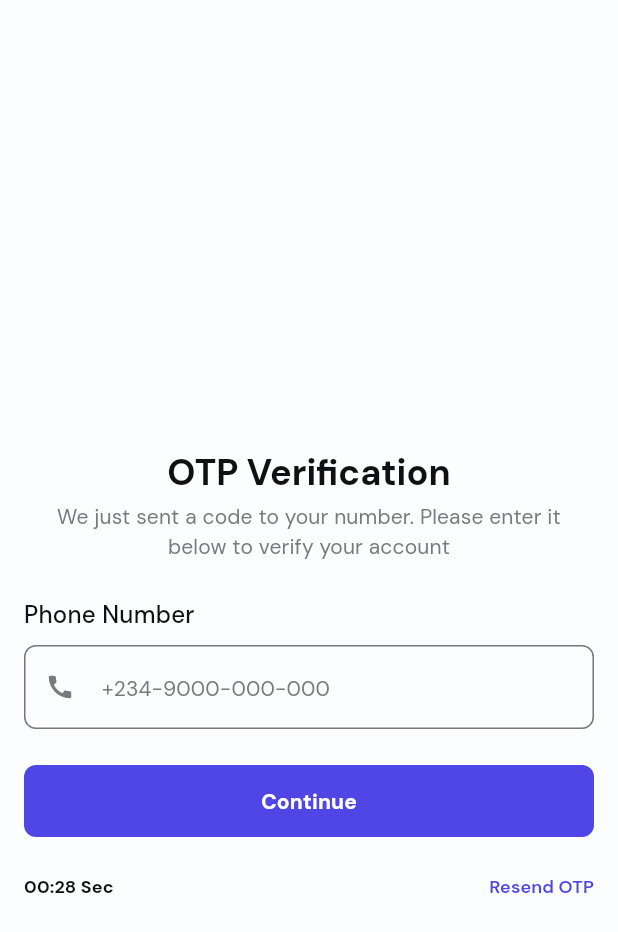
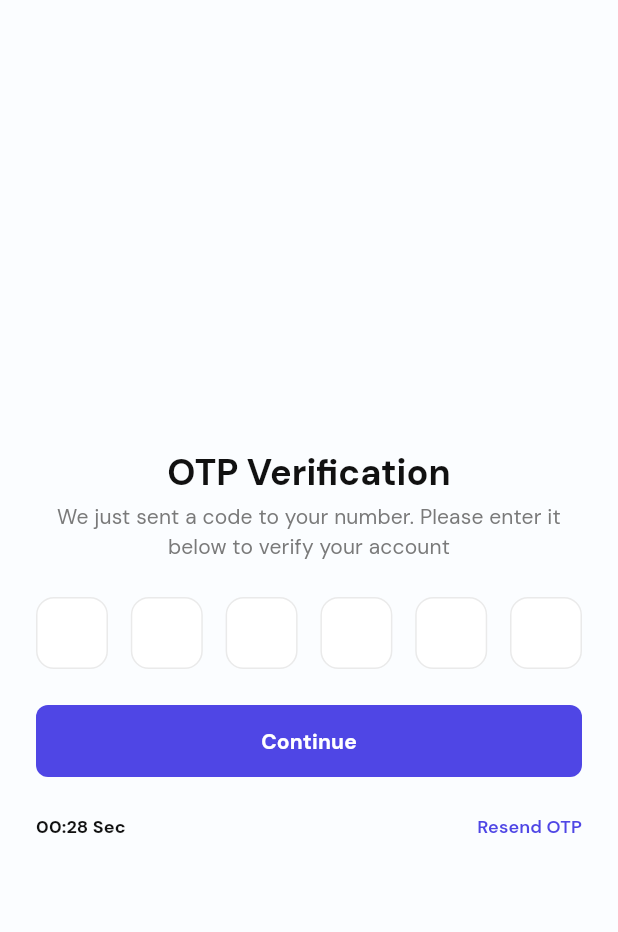
Before and after one commit to Bewizi/homefinder_frontend, a Flutter app: the OtpVerification screen opened by its route, on a phone screen of 412 x 824 dp. Shown: the top 932 px of the screen. Run offline on Flutter 3.47's test engine with Material 3 defaults, Android fonts, the phone set to English and light mode, and no system bars; our stand-ins replace go_router, google_fonts.

Commit message:
feat: Implement OTP verification screen with 6-digit input
This commit introduces the `OtpVerification` screen, which allows users to enter a 6-digit OTP code.

- **OTP Input:**
    - Uses a `Row` of 6 individual `TextFormField` widgets, each representing a digit of the OTP.
    - `_buildOutputField` method constructs each styled input field.
    - Input fields are styled with a background color, rounded corners, and a border that highlights when focused.
    - Input is restricted to a single digit per field using `maxLength: 1` and `FilteringTextInputFormatter.digitsOnly`.
    - Text style changes based on whether the field has input.
- **Focus Management:**
    - Automatically moves focus to the next input field when a digit is entered.
    - Moves focus to the previous field when backspace is pressed in an empty field (implicitly handled by system, explicit handling in `_onBackSpace` is prepared but not directly used by `TextFormField` in this setup).
    - `_focusNodes` and `_controllers` are managed for each input field and disposed of properly.
- **OTP Retrieval:**
    - `otpCode` getter concatenates the values from all input fields to form the complete OTP string.
    - The "Continue" button now prints the entered OTP to the console.
- **UI:**
    - Includes a "OTP Verification" heading and instructional text.
    - Provides a "Resend code" option.
    - Padding adjusted for the main content.
- **Dependencies:**
    - Imports `flutter/services.dart` for `FilteringTextInputFormatter`.
    - Imports `google_fonts/google_fonts.dart` for text styling.
- **Refactor:**
    - Removed `CustomTextFormField` for phone number input as it's replaced by the OTP input fields.

```diff
--- a/lib/app/ui/pages/auth/otp/otp_verification.dart
+++ b/lib/app/ui/pages/auth/otp/otp_verification.dart
@@ -1,8 +1,9 @@
 import 'package:flutter/material.dart';
+import 'package:flutter/services.dart';
 import 'package:frontend/app/ui/themes/theme.dart';
 import 'package:frontend/app/ui/widgets/custom_buttons.dart';
-import 'package:frontend/app/ui/widgets/custom_textformfield.dart';
 import 'package:frontend/app/ui/widgets/styled_text.dart';
+import 'package:google_fonts/google_fonts.dart';
 
 class OtpVerification extends StatefulWidget {
   const OtpVerification({super.key});
@@ -12,13 +13,105 @@ class OtpVerification extends StatefulWidget {
 }
 
 class _OtpVerificationState extends State<OtpVerification> {
+  final List<TextEditingController> _controllers = List.generate(
+    6,
+    (index) => TextEditingController(),
+  );
+
+  final List<FocusNode> _focusNodes = List.generate(6, (index) => FocusNode());
+
+  @override
+  void dispose() {
+    // TODO: implement dispose
+    for (var controller in _controllers) {
+      controller.dispose();
+    }
+    for (var focusNode in _focusNodes) {
+      focusNode.dispose();
+    }
+    super.dispose();
+  }
+
+  void _onChanged(String value, int index) {
+    if (value.isNotEmpty) {
+      if (index < 5) {
+        _focusNodes[index + 1].requestFocus();
+      } else {
+        _focusNodes[index].unfocus();
+      }
+    }
+  }
+
+  void _onBackSpace(int index) {
+    if (index > 0) {
+      _focusNodes[index - 1].requestFocus();
+    }
+  }
+
+  String get otpCode {
+    return _controllers.map((controller) => controller.text).join();
+  }
+
+  Widget _buildOutputField(int index) {
+    return Container(
+      width: 48,
+      height: 48,
+      decoration: BoxDecoration(
+        color: AppColors.splashScreenText,
+        borderRadius: BorderRadius.circular(12),
+        border: Border.all(
+          color: _focusNodes[index].hasFocus
+              ? AppColors.primaryText
+              : AppColors.borderColor,
+          width: _focusNodes[index].hasFocus ? 2 : 1,
+        ),
+      ),
+      child: TextFormField(
+        controller: _controllers[index],
+        focusNode: _focusNodes[index],
+        keyboardType: TextInputType.number,
+        textAlign: TextAlign.center,
+        maxLength: 1,
+        style: GoogleFonts.outfit(
+          textStyle: Theme.of(context).textTheme.titleMedium,
+          fontWeight: FontWeight.w800,
+          fontSize: 28,
+          color: _controllers[index].text.isNotEmpty
+              ? AppColors.textBlack
+              : const Color.fromRGBO(164, 164, 164, 1),
+        ),
+        decoration: const InputDecoration(
+          border: InputBorder.none,
+          counterText: '',
+        ),
+        inputFormatters: [FilteringTextInputFormatter.digitsOnly],
+        onChanged: (value) => _onChanged(value, index),
+        onTap: () {
+          _controllers[index].selection = TextSelection.fromPosition(
+            TextPosition(offset: _controllers[index].text.length),
+          );
+        },
+        onEditingComplete: () {
+          if (index < 5) {
+            _focusNodes[index + 1].requestFocus();
+          }
+        },
+        onFieldSubmitted: (_) {
+          if (index < 5) {
+            _focusNodes[index + 1].requestFocus();
+          }
+        },
+      ),
+    );
+  }
+
   @override
   Widget build(BuildContext context) {
     return Scaffold(
       body: SingleChildScrollView(
         child: Center(
           child: Padding(
-            padding: EdgeInsets.symmetric(horizontal: 16, vertical: 300),
+            padding: EdgeInsets.symmetric(horizontal: 24, vertical: 300),
             child: Column(
               children: [
                 const TextHeading('OTP Verification'),
@@ -36,33 +129,22 @@ class _OtpVerificationState extends State<OtpVerification> {
                   child: Column(
                     crossAxisAlignment: CrossAxisAlignment.start,
                     children: [
-                      //   phone number
-                      Text(
-                        'Phone Number',
-                        style: Theme.of(context).textTheme.titleMedium,
-                      ),
-
-                      SizedBox(height: 8),
-
-                      CustomTextFormField(
-                        prefixIcon: Icon(
-                          Icons.call,
-                          size: 20,
-                          color: AppColors.textGray,
+                      Row(
+                        mainAxisAlignment: MainAxisAlignment.spaceBetween,
+                        children: List.generate(
+                          6,
+                          (index) => _buildOutputField(index),
                         ),
-                        hintText: '+234-9000-000-000',
-                        keyboardType: TextInputType.phone,
-                        validator: (value) {
-                          if (value == null || value.isEmpty) {
-                            return 'Please enter your phone number';
-                          }
-                          return null;
-                        },
                       ),
 
                       SizedBox(height: 24),
 
-                      SubmitButton('Continue', onPressed: () {}),
+                      SubmitButton(
+                        'Continue',
+                        onPressed: () {
+                          print('OTP: $otpCode');
+                        },
+                      ),
 
                       SizedBox(height: 24),
 
```
